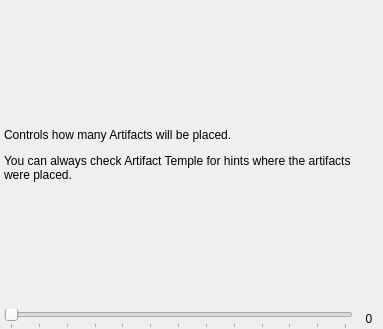
Before: the Qt Designer form randovania/gui/ui_files/preset_prime_goal.ui in randovania/randovania, drawn with Qt 5.
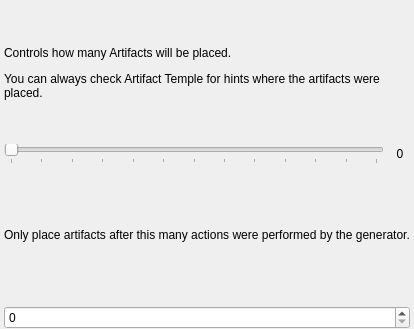
After: the same form once the commit is applied.

Commit message: Setting for requiring a number of actions before artifacts are placed

```diff
--- a/randovania/gui/ui_files/preset_prime_goal.ui
+++ b/randovania/gui/ui_files/preset_prime_goal.ui
@@ -85,6 +85,16 @@
       </item>
      </layout>
     </item>
+    <item>
+     <widget class="QLabel" name="min_progression_label">
+      <property name="text">
+       <string>Only place artifacts after this many actions were performed by the generator.</string>
+      </property>
+     </widget>
+    </item>
+    <item>
+     <widget class="QSpinBox" name="min_progression_spin"/>
+    </item>
    </layout>
   </widget>
  </widget>
```
The commit also changes 12 other files.
